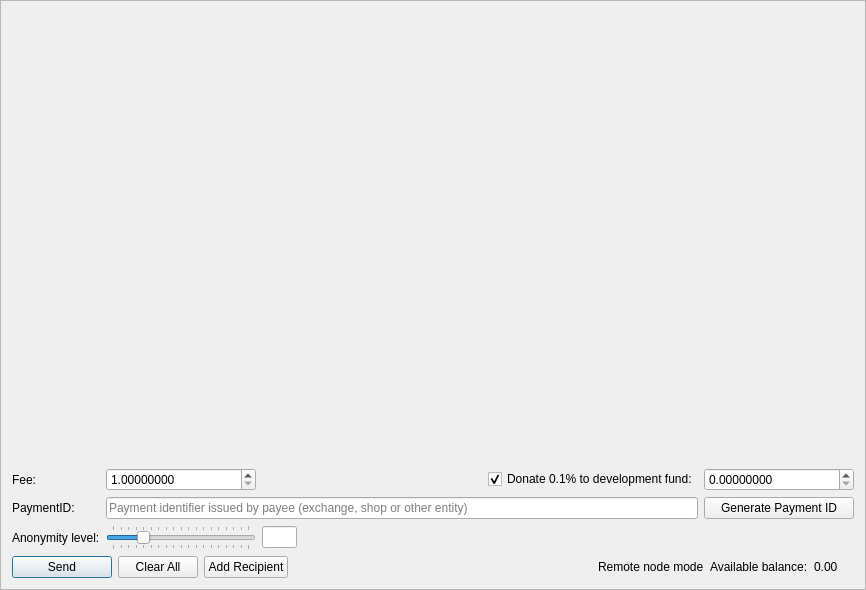
Old version of the form src/gui/ui/sendframe.ui in the repository exploshot/fork_qwertycoin-gui.
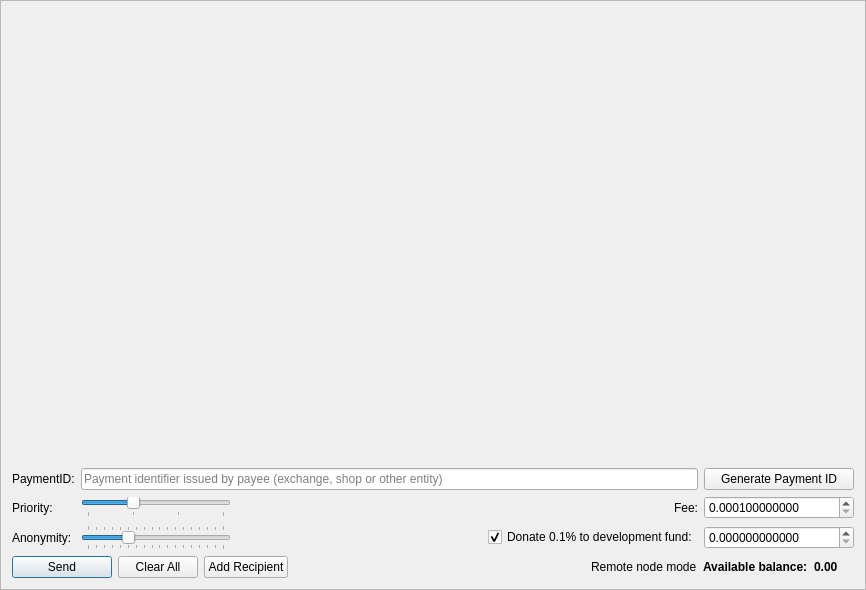
New version of the form. Icons and pictures are not drawn.

Commit message: Add priority slider

What changed in the file:
```diff
--- a/src/gui/ui/sendframe.ui
+++ b/src/gui/ui/sendframe.ui
@@ -72,6 +72,37 @@
      <property name="topMargin">
       <number>5</number>
      </property>
+     <item row="5" column="0">
+      <widget class="QLabel" name="label_2">
+       <property name="text">
+        <string>Anonymity:</string>
+       </property>
+      </widget>
+     </item>
+     <item row="5" column="4">
+      <widget class="QCheckBox" name="donateCheckBox">
+       <property name="text">
+        <string>Donate 0.1% to development fund:</string>
+       </property>
+       <property name="checked">
+        <bool>true</bool>
+       </property>
+      </widget>
+     </item>
+     <item row="3" column="0">
+      <widget class="QLabel" name="label_3">
+       <property name="text">
+        <string>Priority:</string>
+       </property>
+      </widget>
+     </item>
+     <item row="1" column="0">
+      <widget class="QLabel" name="label_6">
+       <property name="text">
+        <string>PaymentID:</string>
+       </property>
+      </widget>
+     </item>
      <item row="5" column="1">
       <widget class="QSlider" name="m_mixinSlider">
        <property name="maximumSize">
@@ -87,7 +118,7 @@
         </size>
        </property>
        <property name="minimum">
-        <number>1</number>
+        <number>2</number>
        </property>
        <property name="maximum">
         <number>19</number>
@@ -96,10 +127,10 @@
         <number>1</number>
        </property>
        <property name="value">
-        <number>5</number>
+        <number>7</number>
        </property>
        <property name="sliderPosition">
-        <number>5</number>
+        <number>7</number>
        </property>
        <property name="tracking">
         <bool>false</bool>
@@ -115,116 +146,7 @@
        </property>
       </widget>
      </item>
-     <item row="5" column="0">
-      <widget class="QLabel" name="label_2">
-       <property name="text">
-        <string>Anonymity level:</string>
-       </property>
-      </widget>
-     </item>
-     <item row="1" column="3">
-      <widget class="QCheckBox" name="donateCheckBox">
-       <property name="text">
-        <string>Donate 0.1% to development fund:</string>
-       </property>
-       <property name="checked">
-        <bool>true</bool>
-       </property>
-      </widget>
-     </item>
-     <item row="1" column="0">
-      <widget class="QLabel" name="label">
-       <property name="text">
-        <string>Fee:</string>
-       </property>
-      </widget>
-     </item>
-     <item row="3" column="0">
-      <widget class="QLabel" name="label_6">
-       <property name="text">
-        <string>PaymentID:</string>
-       </property>
-      </widget>
-     </item>
-     <item row="5" column="2">
-      <widget class="QLineEdit" name="m_mixinEdit">
-       <property name="minimumSize">
-        <size>
-         <width>35</width>
-         <height>0</height>
-        </size>
-       </property>
-       <property name="maximumSize">
-        <size>
-         <width>30</width>
-         <height>16777215</height>
-        </size>
-       </property>
-       <property name="text">
-        <string notr="true"/>
-       </property>
-       <property name="maxLength">
-        <number>5</number>
-       </property>
-       <property name="alignment">
-        <set>Qt::AlignCenter</set>
-       </property>
-       <property name="readOnly">
-        <bool>true</bool>
-       </property>
-      </widget>
-     </item>
-     <item row="3" column="1" colspan="3">
-      <widget class="QLineEdit" name="m_paymentIdEdit">
-       <property name="maxLength">
-        <number>64</number>
-       </property>
-       <property name="placeholderText">
-        <string>Payment identifier issued by payee (exchange, shop or other entity)</string>
-       </property>
-      </widget>
-     </item>
-     <item row="1" column="1">
-      <widget class="QDoubleSpinBox" name="m_feeSpin">
-       <property name="minimumSize">
-        <size>
-         <width>150</width>
-         <height>0</height>
-        </size>
-       </property>
-       <property name="baseSize">
-        <size>
-         <width>150</width>
-         <height>0</height>
-        </size>
-       </property>
-       <property name="cursor">
-        <cursorShape>IBeamCursor</cursorShape>
-       </property>
-       <property name="locale">
-        <locale language="English" country="UnitedStates"/>
-       </property>
-       <property name="suffix">
-        <string/>
-       </property>
-       <property name="decimals">
-        <number>8</number>
-       </property>
-       <property name="minimum">
-        <double>1.00000000</double>
-       </property>
-       <property name="maximum">
-        <double>99999999.00000000</double>
-       </property>
-       <property name="singleStep">
-        <double>0.10000000</double>
-       </property>
-       <property name="value">
-        <double>0.10000000</double>
-       </property>
-      </widget>
-     </item>
-     <item row="3" column="4">
+     <item row="1" column="5">
       <widget class="QPushButton" name="m_generatePaymentIdButton">
        <property name="sizePolicy">
         <sizepolicy hsizetype="Preferred" vsizetype="Fixed">
@@ -243,7 +165,67 @@
        </property>
       </widget>
      </item>
-     <item row="1" column="4">
+     <item row="1" column="1" colspan="4">
+      <widget class="QLineEdit" name="m_paymentIdEdit">
+       <property name="maxLength">
+        <number>64</number>
+       </property>
+       <property name="placeholderText">
+        <string>Payment identifier issued by payee (exchange, shop or other entity)</string>
+       </property>
+      </widget>
+     </item>
+     <item row="3" column="5">
+      <widget class="QDoubleSpinBox" name="m_feeSpin">
+       <property name="minimumSize">
+        <size>
+         <width>150</width>
+         <height>0</height>
+        </size>
+       </property>
+       <property name="baseSize">
+        <size>
+         <width>150</width>
+         <height>0</height>
+        </size>
+       </property>
+       <property name="cursor">
+        <cursorShape>IBeamCursor</cursorShape>
+       </property>
+       <property name="locale">
+        <locale language="English" country="UnitedStates"/>
+       </property>
+       <property name="suffix">
+        <string/>
+       </property>
+       <property name="decimals">
+        <number>12</number>
+       </property>
+       <property name="minimum">
+        <double>0.000100000000000</double>
+       </property>
+       <property name="maximum">
+        <double>999999999999999.000000000000000</double>
+       </property>
+       <property name="singleStep">
+        <double>0.000100000000000</double>
+       </property>
+       <property name="value">
+        <double>0.000100000000000</double>
+       </property>
+      </widget>
+     </item>
+     <item row="3" column="4">
+      <widget class="QLabel" name="label">
+       <property name="text">
+        <string>Fee:</string>
+       </property>
+       <property name="alignment">
+        <set>Qt::AlignRight|Qt::AlignTrailing|Qt::AlignVCenter</set>
+       </property>
+      </widget>
+     </item>
+     <item row="5" column="5">
       <widget class="QDoubleSpinBox" name="m_donateSpin">
        <property name="minimumSize">
         <size>
@@ -270,17 +252,17 @@
         <locale language="English" country="UnitedStates"/>
        </property>
        <property name="decimals">
-        <number>8</number>
+        <number>12</number>
        </property>
        <property name="maximum">
-        <double>99999999.00000000</double>
+        <double>999999999999999.000000000000000</double>
        </property>
        <property name="singleStep">
         <double>0.10000000</double>
        </property>
       </widget>
      </item>
-     <item row="1" column="2">
+     <item row="5" column="3">
       <spacer name="horizontalSpacer">
        <property name="orientation">
         <enum>Qt::Horizontal</enum>
@@ -296,6 +278,60 @@
        </property>
       </spacer>
      </item>
+     <item row="3" column="1">
+      <layout class="QGridLayout" name="m_priorityGridLayout">
+       <property name="verticalSpacing">
+        <number>0</number>
+       </property>
+       <item row="0" column="0">
+        <widget class="QSlider" name="m_prioritySlider">
+         <property name="maximumSize">
+          <size>
+           <width>150</width>
+           <height>16777215</height>
+          </size>
+         </property>
+         <property name="baseSize">
+          <size>
+           <width>200</width>
+           <height>0</height>
+          </size>
+         </property>
+         <property name="minimum">
+          <number>1</number>
+         </property>
+         <property name="maximum">
+          <number>4</number>
+         </property>
+         <property name="pageStep">
+          <number>1</number>
+         </property>
+         <property name="value">
+          <number>2</number>
+         </property>
+         <property name="sliderPosition">
+          <number>2</number>
+         </property>
+         <property name="orientation">
+          <enum>Qt::Horizontal</enum>
+         </property>
+         <property name="tickPosition">
+          <enum>QSlider::TicksBelow</enum>
+         </property>
+         <property name="tickInterval">
+          <number>1</number>
+         </property>
+        </widget>
+       </item>
+      </layout>
+     </item>
+     <item row="5" column="2">
+      <widget class="QLabel" name="m_mixinLabel">
+       <property name="text">
+        <string/>
+       </property>
+      </widget>
+     </item>
     </layout>
    </item>
    <item>
@@ -373,6 +409,12 @@
      </item>
      <item>
       <widget class="QLabel" name="label_4">
+       <property name="font">
+        <font>
+         <weight>75</weight>
+         <bold>true</bold>
+        </font>
+       </property>
        <property name="text">
         <string>Available balance:</string>
        </property>
@@ -380,6 +422,12 @@
      </item>
      <item>
       <widget class="QLabel" name="m_balanceLabel">
+       <property name="font">
+        <font>
+         <weight>75</weight>
+         <bold>true</bold>
+        </font>
+       </property>
        <property name="text">
         <string notr="true">0.00 </string>
        </property>
```
Left out of the diff: 28 changed lines with no effect on the pictures. The commit also changes 2 other files.
